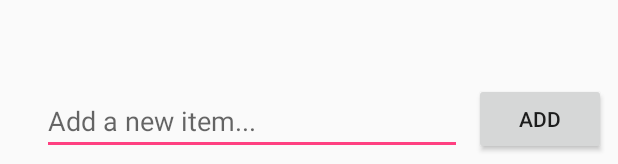
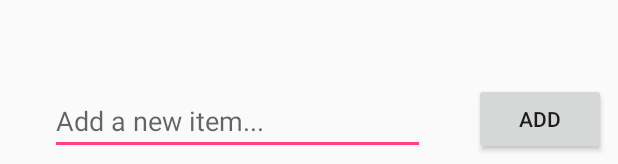
Before and after one commit to Draketheb4dass/Super-Note, an Android app: the layout activity_main.xml on its own in the app's theme, with its tools: preview values and no code run, on a phone screen of 412 x 824 dp. Shown: the part 1069-1233 px from the top of the screen. Run offline under Robolectric (Android 15) with nearby library versions, the phone set to English and light mode, and no system bars.

Commit message:
Persistence added Save file in txt format

```diff
--- a/app/build.gradle
+++ b/app/build.gradle
@@ -25,4 +25,5 @@ dependencies {
     testImplementation 'junit:junit:4.12'
     androidTestImplementation 'com.android.support.test:runner:1.0.2'
     androidTestImplementation 'com.android.support.test.espresso:espresso-core:3.0.2'
+    implementation 'commons-io:commons-io:2.4'
 }
--- a/app/src/main/AndroidManifest.xml
+++ b/app/src/main/AndroidManifest.xml
@@ -1,6 +1,8 @@
 <?xml version="1.0" encoding="utf-8"?>
 <manifest xmlns:android="http://schemas.android.com/apk/res/android"
     package="com.realty.drake.supernote">
+
+    <uses-permission android:name="android.permission.WRITE_EXTERNAL_STORAGE"/>
 
     <application
         android:allowBackup="true"
--- a/app/src/main/res/layout/activity_main.xml
+++ b/app/src/main/res/layout/activity_main.xml
@@ -1,4 +1,9 @@
 <?xml version="1.0" encoding="utf-8"?>
+<LinearLayout xmlns:app="http://schemas.android.com/apk/res-auto"
+    android:layout_width="match_parent"
+    android:layout_height="match_parent"
+    xmlns:android="http://schemas.android.com/apk/res/android" >
+
 <android.support.constraint.ConstraintLayout xmlns:android="http://schemas.android.com/apk/res/android"
     xmlns:app="http://schemas.android.com/apk/res-auto"
     xmlns:tools="http://schemas.android.com/tools"
@@ -9,6 +14,7 @@
 
     <Button
         android:id="@+id/btnAddItem"
+        android:onClick="onAddItem"
         android:layout_width="wrap_content"
         android:layout_height="wrap_content"
         android:layout_marginBottom="8dp"
@@ -21,25 +27,31 @@
     <ListView
         android:id="@+id/lvItems"
         android:layout_width="368dp"
-        android:layout_height="452dp"
+        android:layout_height="440dp"
         app:layout_constraintBottom_toBottomOf="parent"
         app:layout_constraintEnd_toEndOf="parent"
         app:layout_constraintStart_toStartOf="parent"
         app:layout_constraintTop_toTopOf="parent"
-        app:layout_constraintVertical_bias="0.05" />
+        app:layout_constraintVertical_bias="0.225" />
 
     <EditText
         android:id="@+id/etEditText"
-        android:layout_width="280dp"
+        android:layout_width="250dp"
         android:layout_height="wrap_content"
         android:layout_marginBottom="8dp"
         android:layout_marginEnd="8dp"
+        android:layout_marginLeft="8dp"
         android:layout_marginRight="8dp"
+        android:layout_marginStart="8dp"
         android:ems="10"
+        android:hint="@string/add_item"
         android:inputType="textPersonName"
         android:text=""
-        android:hint="@string/add_item"
         app:layout_constraintBottom_toBottomOf="parent"
-        app:layout_constraintEnd_toStartOf="@+id/btnAddItem" />
+        app:layout_constraintEnd_toStartOf="@+id/btnAddItem"
+        app:layout_constraintStart_toStartOf="parent" />
 
 </android.support.constraint.ConstraintLayout>
+
+
+</LinearLayout>
```
Also changed, not shown: app/src/main/java/com/realty/drake/supernote/MainActivity.java (+80 -0 lines).
